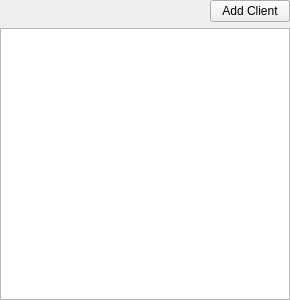
Before: the Qt Designer form src/widget/quamodbusclienttree.ui in juangburgos/QUaModbusClient, drawn with Qt 5.
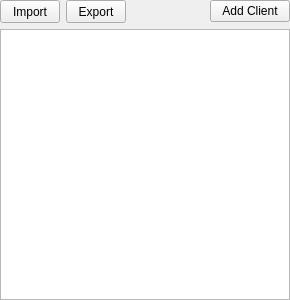
After: the same form once the commit is applied.

Commit message: Added clients CSV import export

What changed in the file:
```diff
--- a/src/widget/quamodbusclienttree.ui
+++ b/src/widget/quamodbusclienttree.ui
@@ -27,6 +27,28 @@
     <number>0</number>
    </property>
    <item row="0" column="0">
+    <widget class="QToolButton" name="toolButtonImport">
+     <property name="sizePolicy">
+      <sizepolicy hsizetype="Minimum" vsizetype="Fixed">
+       <horstretch>0</horstretch>
+       <verstretch>0</verstretch>
+      </sizepolicy>
+     </property>
+     <property name="minimumSize">
+      <size>
+       <width>60</width>
+       <height>23</height>
+      </size>
+     </property>
+     <property name="toolTip">
+      <string>Import from CSV file</string>
+     </property>
+     <property name="text">
+      <string>Import</string>
+     </property>
+    </widget>
+   </item>
+   <item row="0" column="2">
     <spacer name="horizontalSpacer">
      <property name="orientation">
       <enum>Qt::Horizontal</enum>
@@ -39,16 +61,41 @@
      </property>
     </spacer>
    </item>
-   <item row="0" column="1">
+   <item row="0" column="3">
     <widget class="QPushButton" name="pushButtonAddClient">
+     <property name="toolTip">
+      <string>Add new Modbus client</string>
+     </property>
      <property name="text">
       <string>Add Client</string>
      </property>
     </widget>
    </item>
-   <item row="1" column="0" colspan="2">
+   <item row="1" column="0" colspan="4">
     <widget class="QTreeView" name="treeViewModbus"/>
    </item>
+   <item row="0" column="1">
+    <widget class="QToolButton" name="toolButtonExport">
+     <property name="sizePolicy">
+      <sizepolicy hsizetype="Minimum" vsizetype="Fixed">
+       <horstretch>0</horstretch>
+       <verstretch>0</verstretch>
+      </sizepolicy>
+     </property>
+     <property name="minimumSize">
+      <size>
+       <width>60</width>
+       <height>23</height>
+      </size>
+     </property>
+     <property name="toolTip">
+      <string>Export to CSV file</string>
+     </property>
+     <property name="text">
+      <string>Export</string>
+     </property>
+    </widget>
+   </item>
   </layout>
  </widget>
  <resources/>
```
The commit also changes 9 other files.
